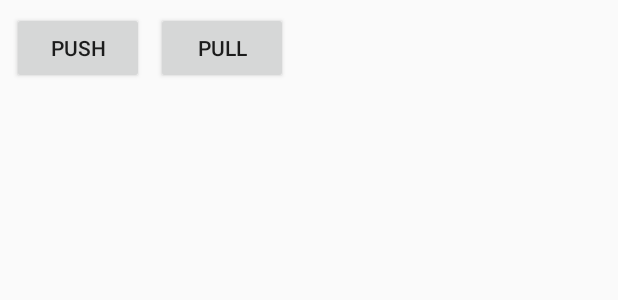
After one commit to clnhlzmn/rssync, an Android app: the layout fragment_connected.xml on its own in the app's theme, with its tools: preview values and no code run, on a phone screen of 412 x 824 dp. The commit adds this screen. Shown: the top 300 px of the screen. Run offline under Robolectric (Android 15) with nearby library versions, the phone set to English and light mode, and no system bars.

Commit message:
add authorize and connected fragments

```diff
--- a/app/build.gradle
+++ b/app/build.gradle
@@ -34,9 +34,10 @@ dependencies {
     implementation 'com.google.code.gson:gson:2.8.5'
     implementation 'com.squareup.okhttp3:okhttp:3.14.1'
     implementation fileTree(dir: 'libs', include: ['*.jar'])
-    implementation"org.jetbrains.kotlin:kotlin-stdlib-jdk7:$kotlin_version"
+    implementation "org.jetbrains.kotlin:kotlin-stdlib-jdk7:$kotlin_version"
     implementation 'com.android.support:appcompat-v7:28.0.0'
     implementation 'com.android.support.constraint:constraint-layout:1.1.3'
+    implementation 'com.android.support:support-v4:28.0.0'
     testImplementation 'junit:junit:4.12'
     androidTestImplementation 'com.android.support.test:runner:1.0.2'
     androidTestImplementation 'com.android.support.test.espresso:espresso-core:3.0.2'
--- /dev/null
+++ b/app/src/main/res/layout/fragment_connected.xml
@@ -0,0 +1,27 @@
+<?xml version="1.0" encoding="utf-8"?>
+<FrameLayout xmlns:android="http://schemas.android.com/apk/res/android"
+             xmlns:app="http://schemas.android.com/apk/res-auto" xmlns:tools="http://schemas.android.com/tools"
+             android:layout_width="match_parent"
+             android:layout_height="match_parent"
+             tools:context=".ConnectedFragment">
+    <android.support.constraint.ConstraintLayout
+            android:layout_width="match_parent"
+            android:layout_height="match_parent">
+
+        <Button
+                android:text="Push"
+                android:layout_width="wrap_content"
+                android:layout_height="wrap_content"
+                android:id="@+id/button_push" app:layout_constraintStart_toStartOf="parent"
+                android:layout_marginStart="8dp" android:layout_marginTop="8dp"
+                app:layout_constraintTop_toTopOf="parent"/>
+        <Button
+                android:text="Pull"
+                android:layout_width="wrap_content"
+                android:layout_height="wrap_content"
+                android:id="@+id/button_pull" app:layout_constraintStart_toEndOf="@+id/button_push"
+                android:layout_marginStart="8dp" android:layout_marginTop="8dp"
+                app:layout_constraintTop_toTopOf="parent"
+        />
+    </android.support.constraint.ConstraintLayout>
+</FrameLayout>
--- a/app/src/main/res/values/strings.xml
+++ b/app/src/main/res/values/strings.xml
@@ -1,3 +1,6 @@
 <resources>
     <string name="app_name">rssync</string>
+
+    <!-- TODO: Remove or change this placeholder text -->
+    <string name="hello_blank_fragment">Hello blank fragment</string>
 </resources>
```
Also changed, not shown: app/src/main/java/xyz/colinholzman/rssync/Authorization.kt (+30 -0 lines), app/src/main/java/xyz/colinholzman/rssync/AuthorizeFragment.kt (added, +117 -0 lines), app/src/main/java/xyz/colinholzman/rssync/ConnectedFragment.kt (added, +104 -0 lines), app/src/main/java/xyz/colinholzman/rssync/Discovery.kt (+14 -2 lines), app/src/main/java/xyz/colinholzman/rssync/MainActivity.kt (+15 -62 lines), app/src/main/res/layout/activity_main.xml (+8 -17 lines), app/src/main/res/layout/fragment_authorize.xml (added, +13 -0 lines).
